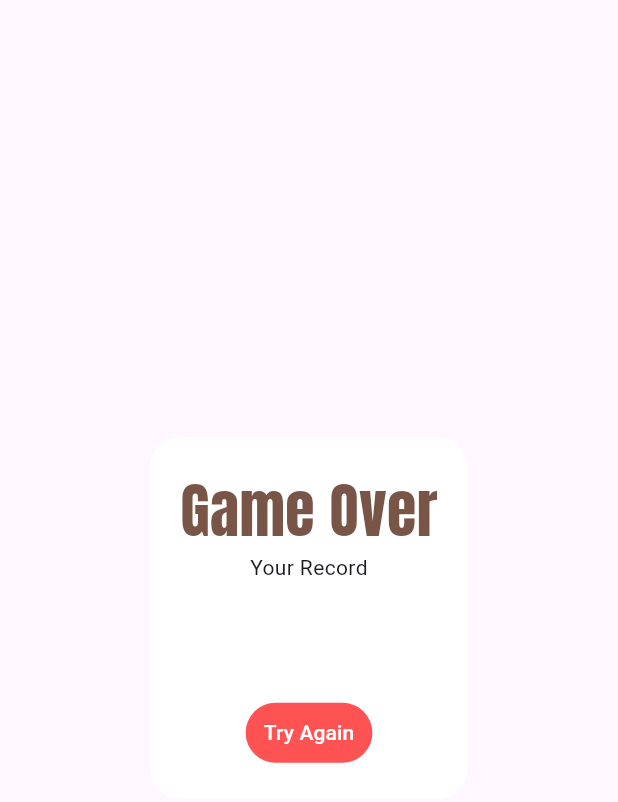
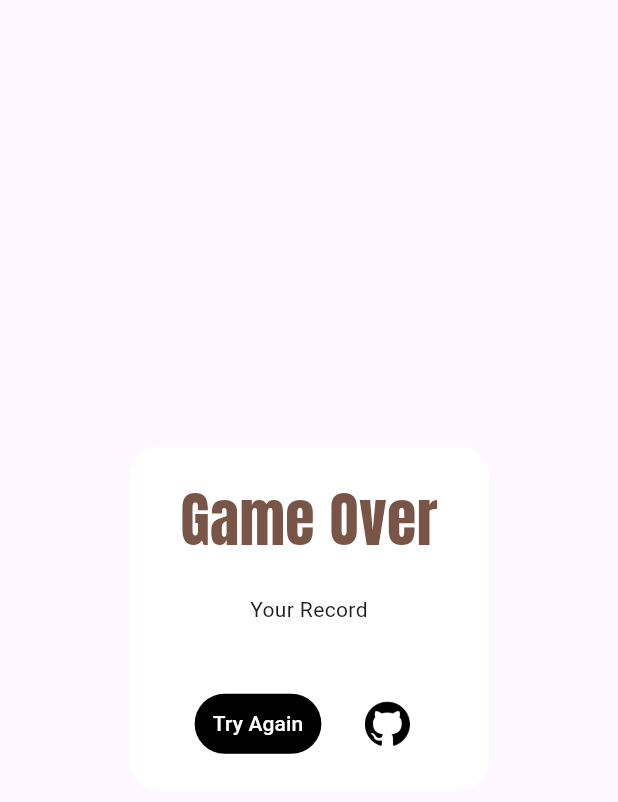
Before and after one commit to Nialixus/inidia.app, a Flutter app: the GameoverView widget shown alone on an empty page, opened directly with empty values, on a phone screen of 412 x 824 dp. Shown: the top 802 px of the screen. Run offline on Flutter 3.47's test engine with Material 3 defaults, Android fonts, the light colour scheme and no system bars.

Commit message:
update asset

```diff
--- a/lib/games/whack_a_mole/main.dart
+++ b/lib/games/whack_a_mole/main.dart
@@ -2,6 +2,7 @@ library whack_a_mole;
 
 import 'dart:math';
 import 'package:flutter/material.dart';
+import 'package:url_launcher/url_launcher.dart';
 
 part 'controllers/level_controller.dart';
 part 'models/mole_model.dart';
--- a/lib/games/whack_a_mole/views/game_over_view.dart
+++ b/lib/games/whack_a_mole/views/game_over_view.dart
@@ -25,7 +25,11 @@ class GameoverView extends StatelessWidget {
                     fontSize: 40.0,
                   ),
                 ),
-                Text.rich(
+                Container(
+                  alignment: Alignment.center,
+                  height: kToolbarHeight * 1.5,
+                  width: 200.0,
+                  child: Text.rich(
                     TextSpan(
                       text: 'Your Record\n',
                       children: [
@@ -38,20 +42,41 @@ class GameoverView extends StatelessWidget {
                     ),
                     textAlign: TextAlign.center,
                   ),
-                const SizedBox(height: kToolbarHeight),
+                ),
+                Row(
+                  mainAxisSize: MainAxisSize.min,
+                  children: [
                     TextButton(
                       onPressed: () {
                         Navigator.of(context).pop();
                         controller.start();
                       },
                       style: const ButtonStyle(
-                    backgroundColor: MaterialStatePropertyAll(Colors.redAccent),
+                        backgroundColor: MaterialStatePropertyAll(Colors.black),
                       ),
                       child: const Text(
                         'Try Again',
                         style: TextStyle(color: Colors.white),
                       ),
-                )
+                    ),
+                    Padding(
+                      padding: const EdgeInsets.only(left: 20.0),
+                      child: IconButton(
+                        onPressed: () async {
+                          await launchUrl(
+                            Uri.parse(
+                              'https://github.com/Nialixus/inidia.app/tree/main/lib/games/whack_a_mole',
+                            ),
+                          );
+                        },
+                        icon: Image.asset(
+                          'assets/shared/github.png',
+                          width: 30.0,
+                        ),
+                      ),
+                    ),
+                  ],
+                ),
               ],
             ),
           ),
```
Also changed, not shown: lib/games/whack_a_mole/views/level_view.dart (+15 -6 lines), lib/games/whack_a_mole/views/mole_view.dart (+2 -17 lines), lib/main.dart (+2 -10 lines), pubspec.yaml (+5 -3 lines), assets/games/whack_a_mole/bg.png (renamed from assets/games/whack_a_mole/background.png), assets/games/whack_a_mole/bg_hole.png (added), assets/games/whack_a_mole/char_bomber_mole.png (added), assets/games/whack_a_mole/char_normal_mole.png (added), assets/games/whack_a_mole/fx_bomber.png (added), assets/games/whack_a_mole/fx_none.png (added), assets/games/whack_a_mole/fx_normal.png (added), assets/games/whack_a_mole/hole.png (deleted), assets/games/whack_a_mole/mole.png (deleted), assets/shared/github.png (added), 1 more files, 18 other files. Lines whose indentation alone changed are shown as unchanged.
